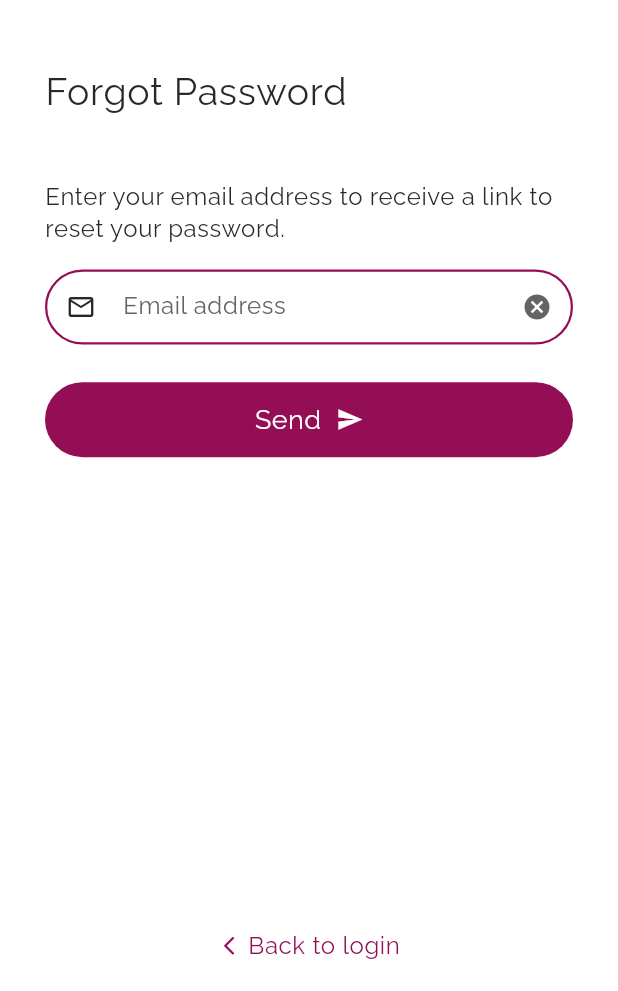
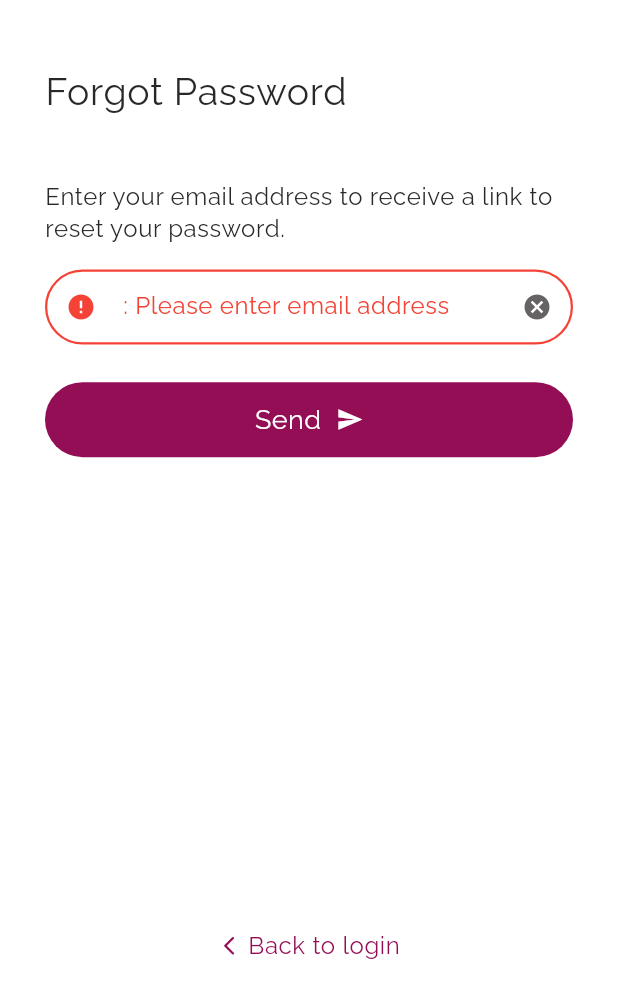
Before and after one commit to moshika38/Meditation-Center-App, a Flutter app: the ForgotPassword screen opened by its route, after a tap on "Send", on a phone screen of 412 x 824 dp, the part 245-1236 px from its top. Run offline on Flutter 3.47's test engine with Material 3 defaults, Android fonts, the phone set to English and light mode, and no system bars; our stand-ins replace another_flushbar, device_preview, firebase_auth, firebase_core, flutter_easyloading, flutter_screenutil and 3 more; accounts and stored records are empty.

Commit message:
setup reset password

```diff
--- a/lib/presentation/screens/auth/screens/forgot.password.dart
+++ b/lib/presentation/screens/auth/screens/forgot.password.dart
@@ -1,9 +1,13 @@
 import 'package:flutter/material.dart';
+import 'package:flutter_easyloading/flutter_easyloading.dart';
 import 'package:flutter_screenutil/flutter_screenutil.dart';
 import 'package:meditation_center/components/app.buttons.dart';
 import 'package:meditation_center/components/app.input.dart';
 import 'package:meditation_center/components/app.logo.dart';
+import 'package:meditation_center/core/alerts/app.loading.dart';
+import 'package:meditation_center/core/alerts/app.top.snackbar.dart';
 import 'package:meditation_center/core/theme/app.colors.dart';
+import 'package:meditation_center/presentation/screens/auth/services/auth.services.dart';
 
 class ForgotPassword extends StatefulWidget {
   const ForgotPassword({super.key});
@@ -14,6 +18,32 @@ class ForgotPassword extends StatefulWidget {
 
 class _ForgotPasswordState extends State<ForgotPassword> {
   TextEditingController forgotPasswordController = TextEditingController();
+  bool isErr = false;
+
+  void reset() {
+    setState(() {
+      isErr = forgotPasswordController.text.isEmpty;
+    });
+
+    if (!isErr) {
+      EasyLoading.show(
+          status: 'Sending...',
+          indicator: AppLoading(),
+          maskType: EasyLoadingMaskType.black);
+
+      if (AuthServices.isValidEmail(forgotPasswordController.text)) {
+        // send reset password link
+        AuthServices.resetPassword(forgotPasswordController.text);
+        EasyLoading.dismiss();
+        EasyLoading.showSuccess('Successfully !',
+            duration: Duration(seconds: 2));
+      } else {
+        AppTopSnackbar.showTopSnackBar(context, "Please enter a valid email");
+        EasyLoading.dismiss();
+      }
+    }
+  }
+
   @override
   Widget build(BuildContext context) {
     return Scaffold(
@@ -43,8 +73,10 @@ class _ForgotPasswordState extends State<ForgotPassword> {
               ),
               SizedBox(height: MediaQuery.of(context).size.height * 0.02.h),
               AppInput(
+                hasError: isErr,
                 controller: forgotPasswordController,
-                  hintText: "Email address",
+                hintText:
+                    isErr ? ": Please enter email address" : "Email address",
                 prefixIcon: Icons.email_outlined,
                 suffixIcon: Icons.cancel_sharp,
                 onTapIcon: () {
@@ -55,13 +87,13 @@ class _ForgotPasswordState extends State<ForgotPassword> {
               ),
               SizedBox(height: MediaQuery.of(context).size.height * 0.03.h),
               AppButtons(
-                  icon: Icons.send  ,
+                icon: Icons.send,
                 isPrimary: true,
                 text: "Send",
                 width: double.infinity,
                 height: 50,
                 onTap: () {
-                    // Handle login logic here
+                  reset();
                 },
               ),
               Spacer(),
@@ -89,7 +121,6 @@ class _ForgotPasswordState extends State<ForgotPassword> {
                 ],
               )
             ],
-
           ),
         ),
       ),
--- a/lib/routing/app.routing.dart
+++ b/lib/routing/app.routing.dart
@@ -13,7 +13,7 @@ final GlobalKey<NavigatorState> _rootNavigatorKey = GlobalKey<NavigatorState>();
 class AppRouting {
   final GoRouter appRouter = GoRouter(
     navigatorKey: _rootNavigatorKey,
-    initialLocation: '/create',
+    initialLocation: '/login',
     routes: [
       GoRoute(
         path: '/',
```
Lines whose indentation alone changed are shown as unchanged.
